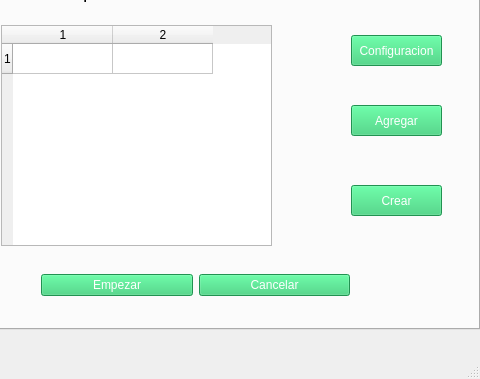
First picture: the form in interfaz.ui, repository rodrigoCastroReyes/HiperSpectralSystemUI, before the edit; both pictures show x 91 to 571 and y 121 to 500 of the 571 by 500 pixel window.
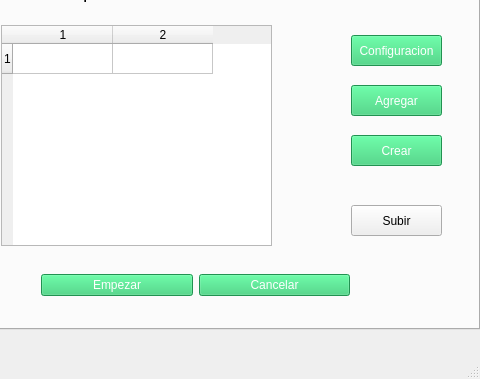
Second picture: the form after the edit.

```diff
--- a/interfaz.ui
+++ b/interfaz.ui
@@ -62,7 +62,7 @@
       <property name="geometry">
        <rect>
         <x>440</x>
-        <y>280</y>
+        <y>230</y>
         <width>91</width>
         <height>31</height>
        </rect>
@@ -138,7 +138,7 @@
       <property name="geometry">
        <rect>
         <x>440</x>
-        <y>200</y>
+        <y>180</y>
         <width>91</width>
         <height>31</height>
        </rect>
@@ -210,6 +210,19 @@
        </rect>
       </property>
      </widget>
+     <widget class="QPushButton" name="pushButton">
+      <property name="geometry">
+       <rect>
+        <x>440</x>
+        <y>300</y>
+        <width>91</width>
+        <height>31</height>
+       </rect>
+      </property>
+      <property name="text">
+       <string>Subir</string>
+      </property>
+     </widget>
     </widget>
     <widget class="QWidget" name="CameraTab">
      <attribute name="title">
```
Left out of the diff: 2 changed lines with no effect on the pictures.
